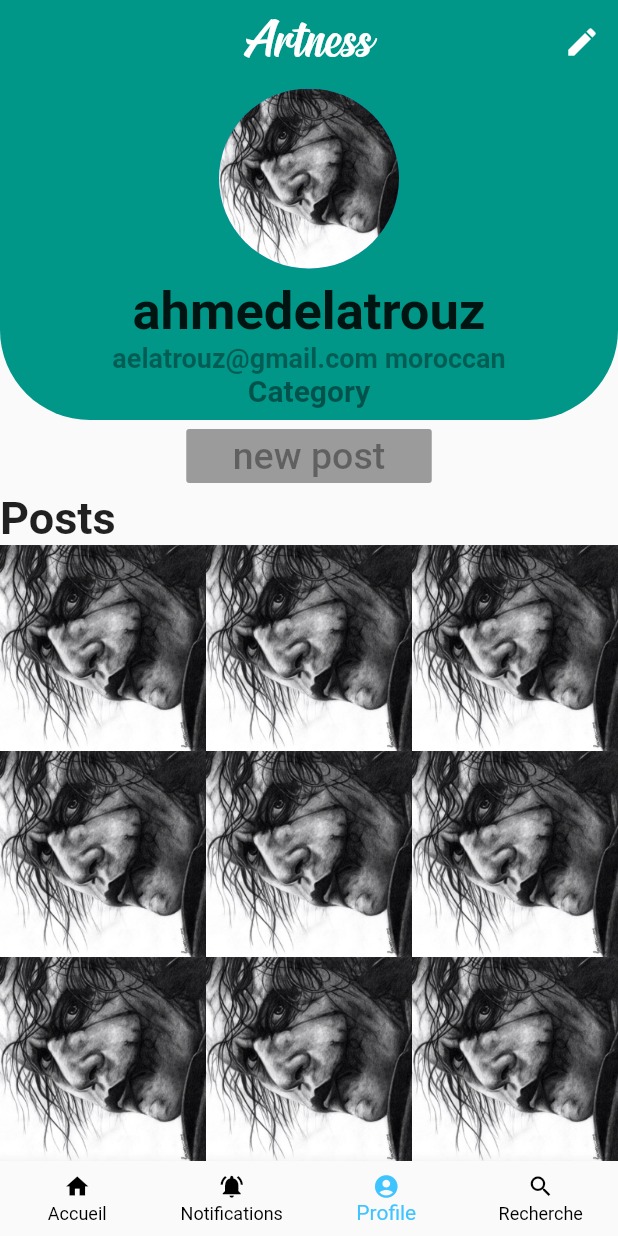
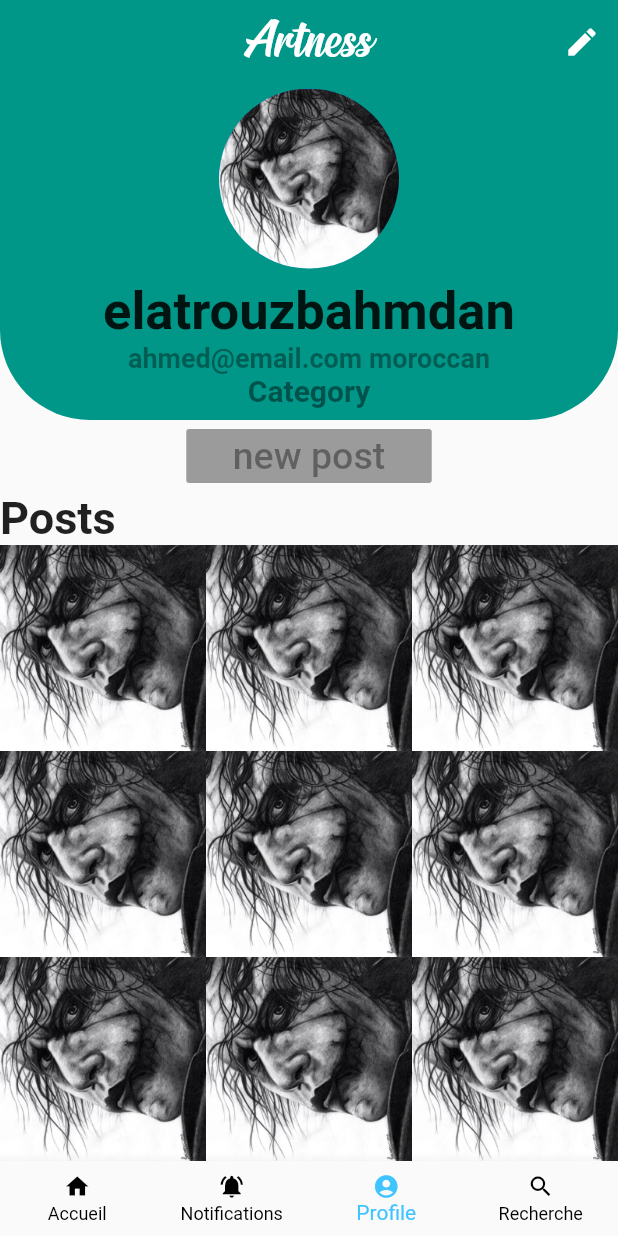
Before and after one commit to ahmedElatrouz/social_app, a Flutter app: the screen it shows after launch, swiped to page 3, on a phone screen of 412 x 824 dp. Run offline on Flutter 3.47's test engine with Material 2 defaults, Android fonts, the phone set to English and light mode, and no system bars; our stand-ins replace cached_network_image, cloud_firestore, firebase_auth, flutter_spinkit, flutter_svg; accounts and stored records are empty.

Commit message:
using provider pattern

```diff
--- a/lib/view/accueil/home.dart
+++ b/lib/view/accueil/home.dart
@@ -2,6 +2,7 @@ import 'package:cloud_firestore/cloud_firestore.dart';
 import 'package:firebase_auth/firebase_auth.dart';
 import 'package:flutter/cupertino.dart';
 import 'package:flutter/material.dart';
+import 'package:provider/provider.dart';
 import 'package:social_app/model/Talent.dart';
 import 'package:social_app/repository/talentAuth.dart';
 import 'package:social_app/view/accueil/notification_page.dart';
@@ -12,7 +13,6 @@ import 'package:social_app/view/profil/profil_page.dart';
 import 'actualite_page.dart';
 
 class Home extends StatefulWidget {
-
   static const String id = 'home';
 
   /*  Home({
@@ -22,12 +22,7 @@ class Home extends StatefulWidget {
   _HomeState createState() => _HomeState();
 }
 
-
-
 class _HomeState extends State<Home> {
-
-
-
   PageController pageController;
   int pageIndex = 0;
 
@@ -39,10 +34,12 @@ class _HomeState extends State<Home> {
     );
   }
 
-
   @override
   Widget build(BuildContext context) {
-    return Scaffold(
+    return Provider<Talent>(
+      //TODO:remplacer l'objet talent par talentService.getCurrentUser() qui retourne un talent et pas une list
+      create: (context)=>Talent(nom: 'bahmdan',prenom: 'elatrouz',email: 'ahmed@email.com',nationalite: 'moroccan'),
+      child: Scaffold(
         body: PageView(
           children: <Widget>[
             ActualitePage(),
@@ -58,7 +55,6 @@ class _HomeState extends State<Home> {
         bottomNavigationBar: Container(
           height: 50.0,
           child: BottomNavigationBar(
-
             type: BottomNavigationBarType.fixed,
             showUnselectedLabels: true,
             iconSize: 18.0,
@@ -67,12 +63,18 @@ class _HomeState extends State<Home> {
             unselectedItemColor: Colors.black,
             selectedItemColor: Colors.lightBlueAccent,
             items: [
-            BottomNavigationBarItem(icon: Icon(Icons.home),title: Text('Accueil')),
-            BottomNavigationBarItem(icon: Icon(Icons.notifications_active),title: Text('Notifications')),
-            BottomNavigationBarItem(icon: Icon(Icons.account_circle),title: Text('Profile')),
-            BottomNavigationBarItem(icon: Icon(Icons.search),title: Text('Recherche')),
+              BottomNavigationBarItem(
+                  icon: Icon(Icons.home), title: Text('Accueil')),
+              BottomNavigationBarItem(
+                  icon: Icon(Icons.notifications_active),
+                  title: Text('Notifications')),
+              BottomNavigationBarItem(
+                  icon: Icon(Icons.account_circle), title: Text('Profile')),
+              BottomNavigationBarItem(
+                  icon: Icon(Icons.search), title: Text('Recherche')),
               //BottomNavigationBarItem(icon: Icon(Icons.star),title: Text('Recommandation')),
             ],
+          ),
         ),
       ),
     );
--- a/lib/view/profil/edit_profile_page.dart
+++ b/lib/view/profil/edit_profile_page.dart
@@ -1,8 +1,10 @@
 
 
 import 'package:flutter/material.dart';
+import 'package:social_app/view/accueil/actualite_page.dart';
 import 'package:social_app/view/accueil/notification_page.dart';
 import 'package:social_app/view/accueil/recommandations_page.dart';
+import 'package:social_app/view/profil/profil_page.dart';
 import 'package:social_app/view/shared/constants.dart';
 
 
@@ -164,7 +166,7 @@ class EditElements extends StatelessWidget {
           mainAxisAlignment: MainAxisAlignment.center,
         children:<Widget>[
           GestureDetector(
-              onTap:()=> print("go to this setting"),
+              onTap:()=> print('go to setting page'),//TODO:Navigator.pushNamed(context, settingPage),
               child: ListTile(
                   title: Text(
                     kEditElementsText[setting][0],
--- a/lib/view/profil/profil_page.dart
+++ b/lib/view/profil/profil_page.dart
@@ -1,4 +1,5 @@
 import 'package:flutter/material.dart';
+import 'package:provider/provider.dart';
 import 'package:social_app/model/Talent.dart';
 import 'package:social_app/services/talentService.dart';
 import 'package:social_app/view/shared/reusable_header.dart';
@@ -49,10 +50,10 @@ setinfo(){}
                 SizedBox(
                   height: 8,
                 ),
-                Text(talent.nom + talent.prenom,
+                Text(/*talent.nom + talent.prenom*/Provider.of<Talent>(context).prenom+Provider.of<Talent>(context).nom,
                     style:
                         TextStyle(fontSize: 35, fontWeight: FontWeight.bold)),
-                Text(talent.email+" "+ talent.nationalite,
+                Text(Provider.of<Talent>(context).email+" "+ Provider.of<Talent>(context).nationalite,
                     style: TextStyle(
                         fontSize: 18,
                         fontWeight: FontWeight.bold,
```
Also changed, not shown: 1 other file. Lines whose indentation alone changed are shown as unchanged.
